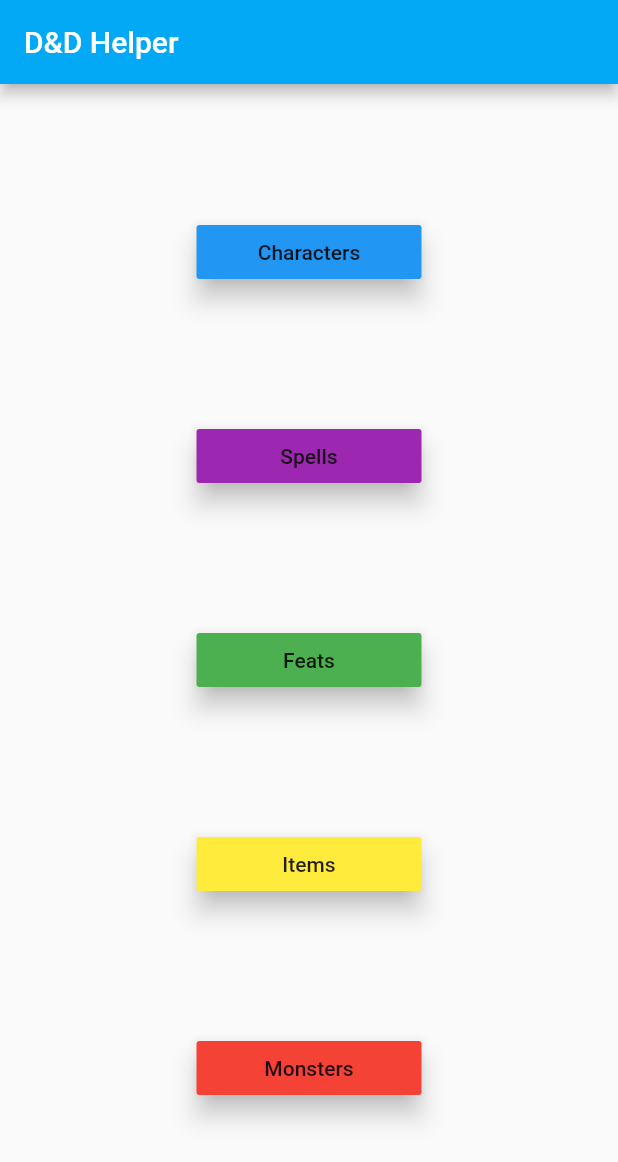
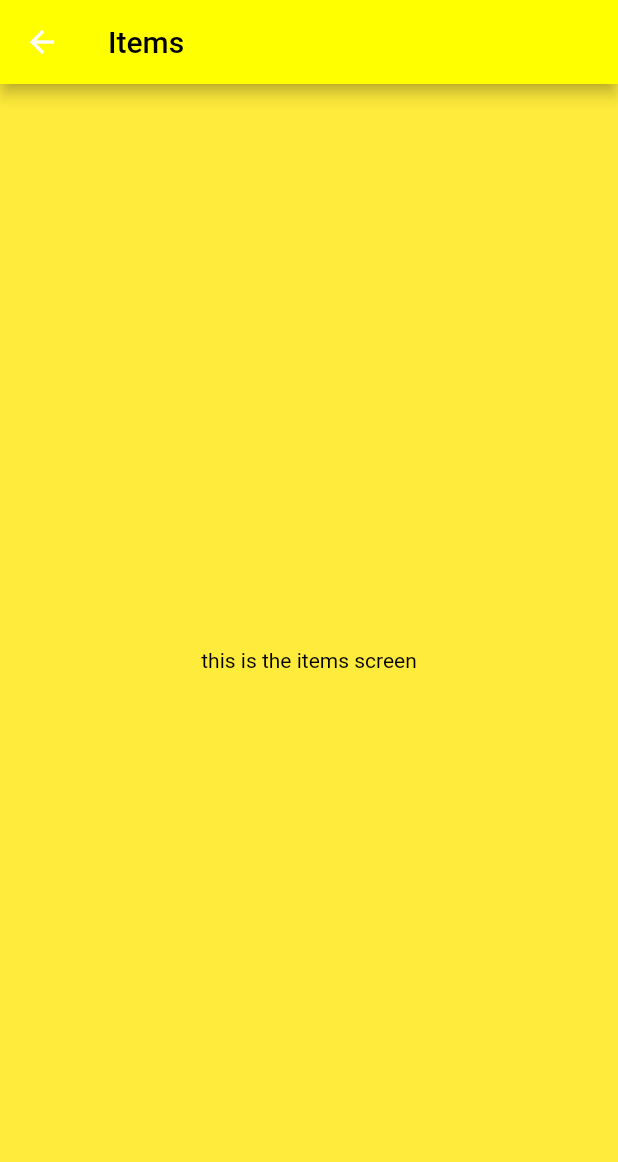
Before and after one commit to Lampat/dndHelper, a Flutter app: the screen it shows after launch, after a tap on "Items", on a phone screen of 412 x 824 dp. Shown: the top 1162 px of the screen. Run offline on Flutter 3.47's test engine with Material 2 defaults, Android fonts, the phone set to English and light mode, and no system bars.

Commit message:
Added Feats, Items, Monsters Buttons Functionality

```diff
--- a/lib/main.dart
+++ b/lib/main.dart
@@ -1,3 +1,6 @@
+import 'package:dndhelper/screens/feats_screen.dart';
+import 'package:dndhelper/screens/items_screen.dart';
+import 'package:dndhelper/screens/monsters_screen.dart';
 import 'package:flutter/material.dart';
 
 import './screens/home_screen.dart';
@@ -16,6 +19,9 @@ class MyApp extends StatelessWidget {
       home: Home(),
       routes: {
         SpellsScreen.routeName: (ctx)=> SpellsScreen(),
+        FeatsScreen.routeName: (ctx)=> FeatsScreen(),
+        ItemsScreen.routeName: (ctx)=> ItemsScreen(),
+        MonstersScreen.routeName: (ctx)=> MonstersScreen(),
       },
     );
   }
--- a/lib/screens/home_screen.dart
+++ b/lib/screens/home_screen.dart
@@ -1,3 +1,6 @@
+import 'package:dndhelper/screens/feats_screen.dart';
+import 'package:dndhelper/screens/items_screen.dart';
+import 'package:dndhelper/screens/monsters_screen.dart';
 import 'package:flutter/material.dart';
 
 import './spells_screen.dart';
@@ -32,34 +35,71 @@ class Home extends StatelessWidget {
                 elevation: 7,
                 child: Text('Spells'),
                 color: Colors.purple,
-                onPressed: () => Navigator.of(context).pushNamed(SpellsScreen.routeName),
+                onPressed: () =>
+                    Navigator.of(context).pushNamed(SpellsScreen.routeName),
               ),
             ),
             SizedBox(
               width: 150,
               child: RaisedButton(
                 elevation: 7,
-                child: Text('Feats'),
+                child: Row(
+                  mainAxisAlignment: MainAxisAlignment.center,
+                  children: <Widget>[
+                    Padding(
+                      padding: EdgeInsets.fromLTRB(8.0,0.0,8.0,0.0),
+                      child: Icon(Icons.card_travel, color: Colors.white),
+                      ),
+                    Text("Feats", style: TextStyle(color: Colors.white))
+                  ],
+                ),
                 color: Colors.green,
-                onPressed: () {},
+                onPressed: () =>
+                    Navigator.of(context).pushNamed(FeatsScreen.routeName),
               ),
             ),
             SizedBox(
               width: 150,
               child: RaisedButton(
                 elevation: 7,
-                child: Text('Items'),
+                child: Row(
+                  mainAxisAlignment: MainAxisAlignment.center,
+                  children: <Widget>[
+                    Padding(
+                      padding: EdgeInsets.fromLTRB(8.0,0.0,8.0,0.0),
+                      child: Icon(Icons.add_circle, color: Colors.black),
+                    ),
+                    Text(
+                      "Items",
+                      style: TextStyle(color: Colors.black),
+                    )
+                  ],
+                ),
                 color: Colors.yellow,
-                onPressed: () {},
+                onPressed: () =>
+                    Navigator.of(context).pushNamed(ItemsScreen.routeName),
               ),
             ),
             SizedBox(
               width: 150,
               child: RaisedButton(
                 elevation: 7,
-                child: Text('Monsters'),
+                child: Row(
+                  mainAxisAlignment: MainAxisAlignment.center,
+                  children: <Widget>[
+                    Padding(
+                      padding: EdgeInsets.fromLTRB(8.0,0.0,8.0,0.0),
+                      child: Icon(Icons.adb, color: Colors.white),
+                    ),
+                    Text(
+                      "Monsters",
+                      style: TextStyle(color: Colors.white),
+                    )
+                  ],
+                ),
                 color: Colors.red,
-                onPressed: () {},
+                onPressed: () =>
+                    Navigator.of(context).pushNamed(MonstersScreen.routeName),
               ),
             ),
           ],
--- /dev/null
+++ b/lib/screens/items_screen.dart
@@ -0,0 +1,22 @@
+import 'package:flutter/material.dart';
+
+class ItemsScreen extends StatelessWidget {
+  static const routeName = '/items-screen';
+
+  @override
+  Widget build(BuildContext context) {
+    return Scaffold(
+      appBar: AppBar(
+        title: Text('Items',style: TextStyle(color: Colors.black),),
+        backgroundColor: Colors.yellowAccent,
+      ),
+      body: Center(
+        child: Text(
+          'this is the items screen',
+          style: TextStyle(color: Colors.black),
+        ),
+      ),
+      backgroundColor: Colors.yellow,
+    );
+  }
+}
```
Also changed, not shown: lib/screens/feats_screen.dart (added, +22 -0 lines), lib/screens/monsters_screen.dart (added, +22 -0 lines).
